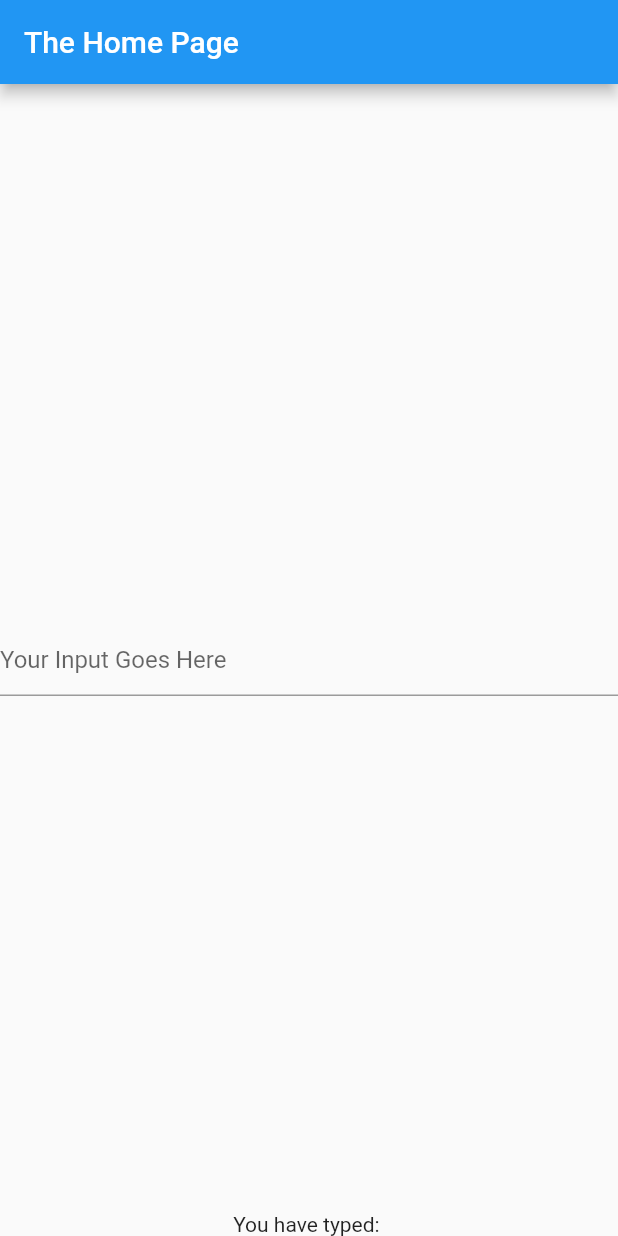
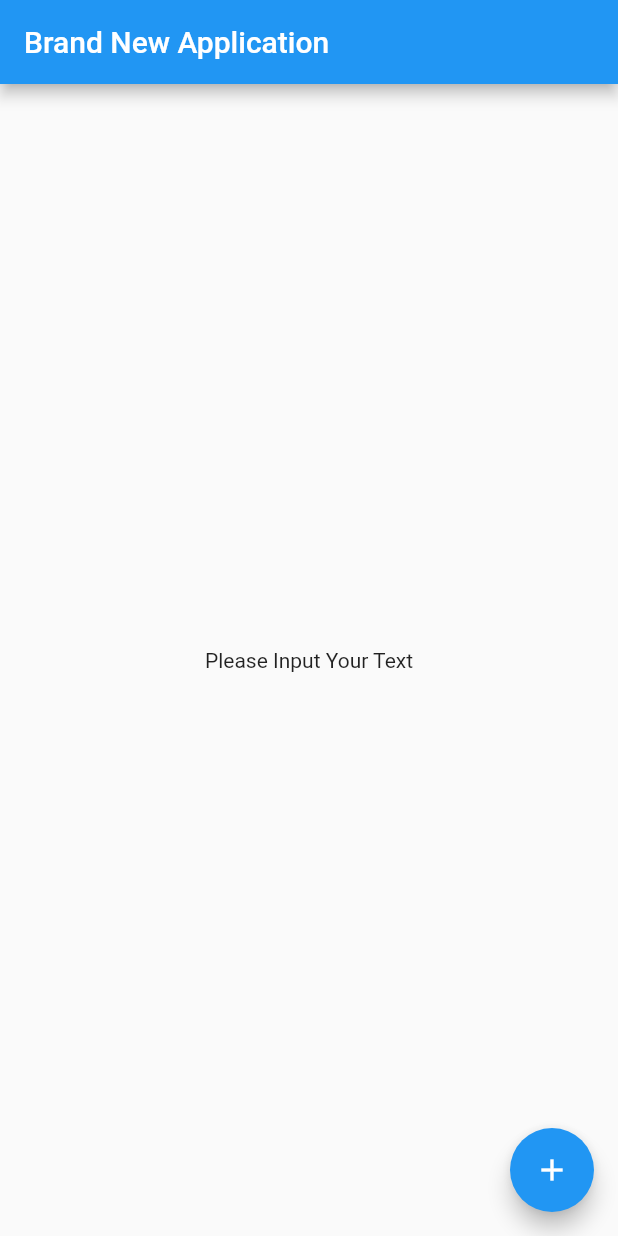
Before and after one commit to BeckiA/Mastering-Dart-and-Flutter-3, a Flutter app: the screen it shows after launch, on a phone screen of 412 x 824 dp. Run offline on Flutter 3.47's test engine with Material 2 defaults, Android fonts, the phone set to English and light mode, and no system bars.

Commit message:
Day-9 Exercising on the AlertDialog Feature

```diff
--- a/my_app/lib/main.dart
+++ b/my_app/lib/main.dart
@@ -1,42 +1,61 @@
 import 'package:flutter/material.dart';
 
-void main() => runApp(MyApp());
+void main() {
+  runApp(
+    MyApp(),
+  );
+}
 
 class MyApp extends StatelessWidget {
   @override
   Widget build(BuildContext context) {
-    return MaterialApp(
-      home: MyHomePage(),
-    );
+    return MaterialApp(title: 'Dialog App', home: MyHomePage());
   }
 }
 
 class MyHomePage extends StatefulWidget {
-  @override
-  State<MyHomePage> createState() => _MyHomePageState();
+  _MyHomePageState createState() => _MyHomePageState();
 }
 
 class _MyHomePageState extends State<MyHomePage> {
-  // Variable Initalization goes here
-  String _myText = '';
+  String _textInput = '';
+  void _showInputDialog() {
+    showDialog(
+      context: context,
+      builder: (context) {
+        TextEditingController controller = TextEditingController();
+
+        return AlertDialog(
+          title: const Text('Input Your Text'),
+          content: TextField(
+            controller: controller,
+            decoration: const InputDecoration(hintText: 'Your Text Goes Here'),
+          ),
+          actions: [
+            TextButton(
+                onPressed: () => Navigator.of(context).pop(),
+                child: const Text('Cancel')),
+            TextButton(
+                onPressed: () => setState(() {
+                      _textInput = controller.text;
+                      Navigator.of(context).pop();
+                    }),
+                child: const Text('Save'))
+          ],
+        );
+      },
+    );
+  }
+
   @override
   Widget build(BuildContext context) {
     return Scaffold(
-      appBar: AppBar(
-        title: const Text("The Home Page"),
+      appBar: AppBar(title: const Text('Brand New Application')),
+      body: Center(
+        child: Text(_textInput.isEmpty ? "Please Input Your Text" : _textInput),
       ),
-      body: Center(
-        child: TextField(
-          decoration: const InputDecoration(hintText: "Your Input Goes Here"),
-          onChanged: (value) => setState(() {
-            _myText = value;
-          }),
-        ),
-      ),
-      bottomSheet: Container(
-          alignment: Alignment.bottomCenter,
-          height: 50,
-          child: Text('You have typed: $_myText')),
+      floatingActionButton: FloatingActionButton(
+          onPressed: _showInputDialog, child: const Icon(Icons.add)),
     );
   }
 }
```
